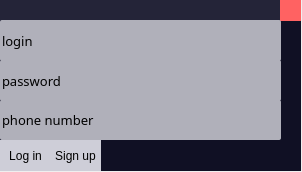
This is tildwidget.ui in lilApril/tildmsg as Qt 5 draws it before an edit. The edited form follows.
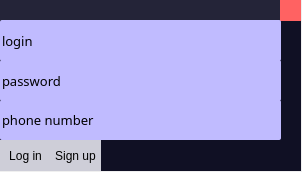
This is the edited form.

```diff
--- a/tildwidget.ui
+++ b/tildwidget.ui
@@ -69,7 +69,7 @@
      </font>
     </property>
     <property name="styleSheet">
-     <string notr="true">background-color:rgb(176, 176, 186);
+     <string notr="true">background-color:rgb(192, 187, 255);
 border-radius:2px;</string>
     </property>
     <property name="text">
@@ -92,7 +92,7 @@
      </font>
     </property>
     <property name="styleSheet">
-     <string notr="true">background-color:rgb(176, 176, 186);
+     <string notr="true">background-color:rgb(192, 187, 255);
 border-radius:2px;</string>
     </property>
     <property name="text">
@@ -115,7 +115,7 @@
      </font>
     </property>
     <property name="styleSheet">
-     <string notr="true">background-color:rgb(176, 176, 186);
+     <string notr="true">background-color:rgb(192, 187, 255);
 border-radius:2px;</string>
     </property>
     <property name="text">
```
